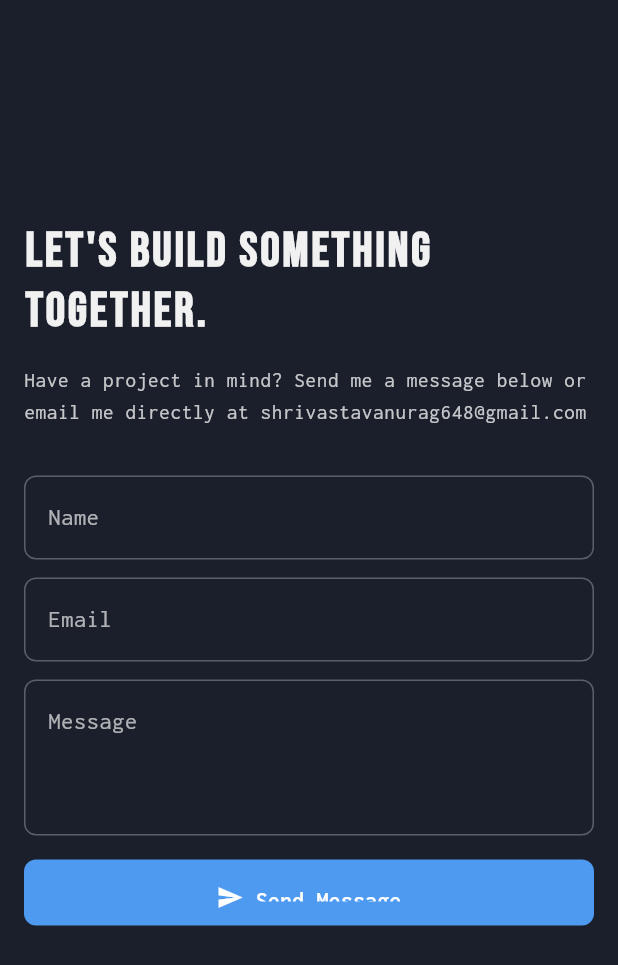
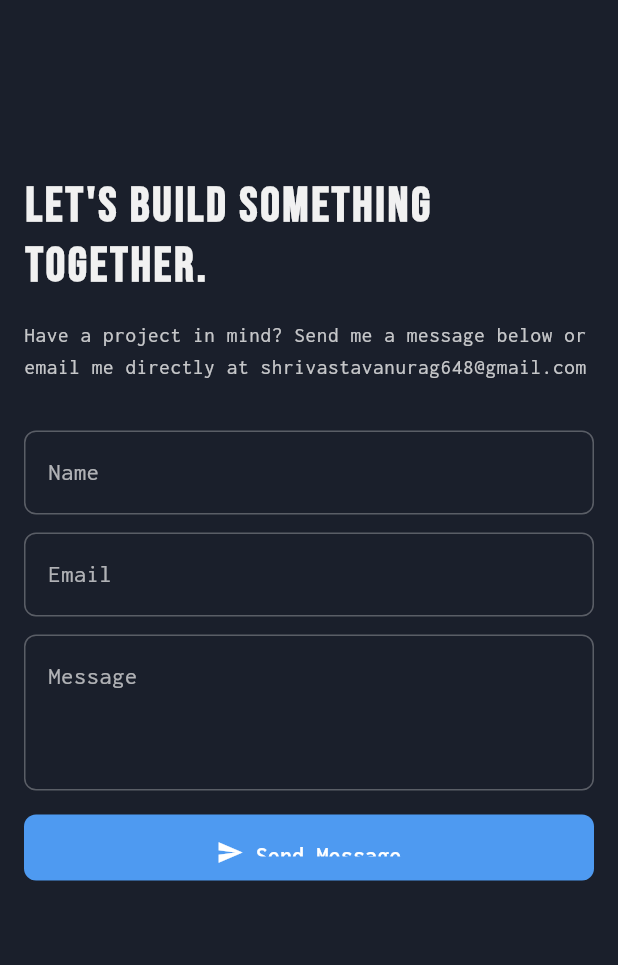
Before and after one commit to shrivastavanurag648/My-Portfolio, a Flutter app: the ContactSection widget shown alone on an empty page, opened directly, on a phone screen of 412 x 824 dp. Shown: the top 965 px of the screen. Run offline on Flutter 3.47's test engine with Material 3 defaults, Android fonts, the phone set to English and light mode, and no system bars; our stand-ins replace auto_size_text, get, google_fonts, lucide_icons_flutter, visibility_detector; missing offline and left inert: flutter_tilt, grain.

Commit message:
fix: resolved send message issue

```diff
--- a/lib/modules/contact/contact_section.dart
+++ b/lib/modules/contact/contact_section.dart
@@ -405,7 +405,7 @@ class _ContactSectionState extends State<ContactSection> {
             ],
           ),
         ),
-        const SizedBox(height: 60),
+        const SizedBox(height: 120),
       ],
     );
   }
--- a/lib/modules/skills/skills_section.dart
+++ b/lib/modules/skills/skills_section.dart
@@ -32,6 +32,7 @@ class SkillsSection extends StatelessWidget {
           ScrollReveal(
             delay: const Duration(milliseconds: 200),
             child: Center(
+              child: RepaintBoundary(
                 child: Wrap(
                   spacing: 30.0,
                   runSpacing: 30.0,
@@ -121,6 +122,7 @@ class SkillsSection extends StatelessWidget {
                 ),
               ),
             ),
+          ),
         ],
       ),
     );
```
Also changed, not shown: lib/shared/widgets/skill_orb.dart (+5 -3 lines). Lines whose indentation alone changed are shown as unchanged.
